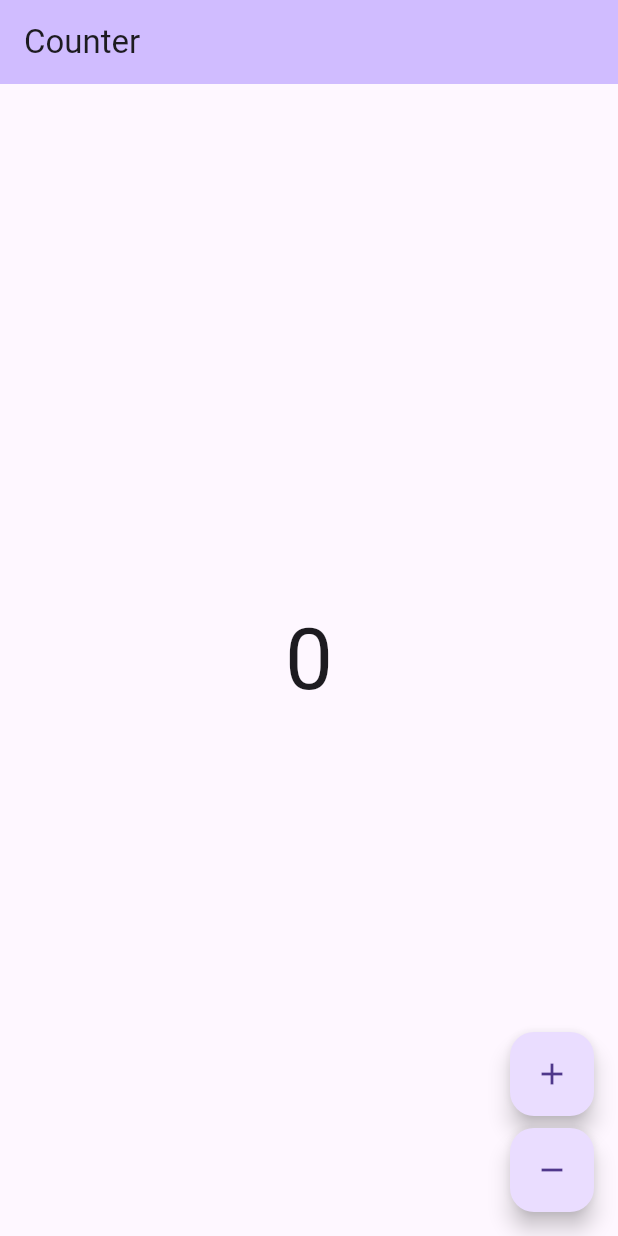
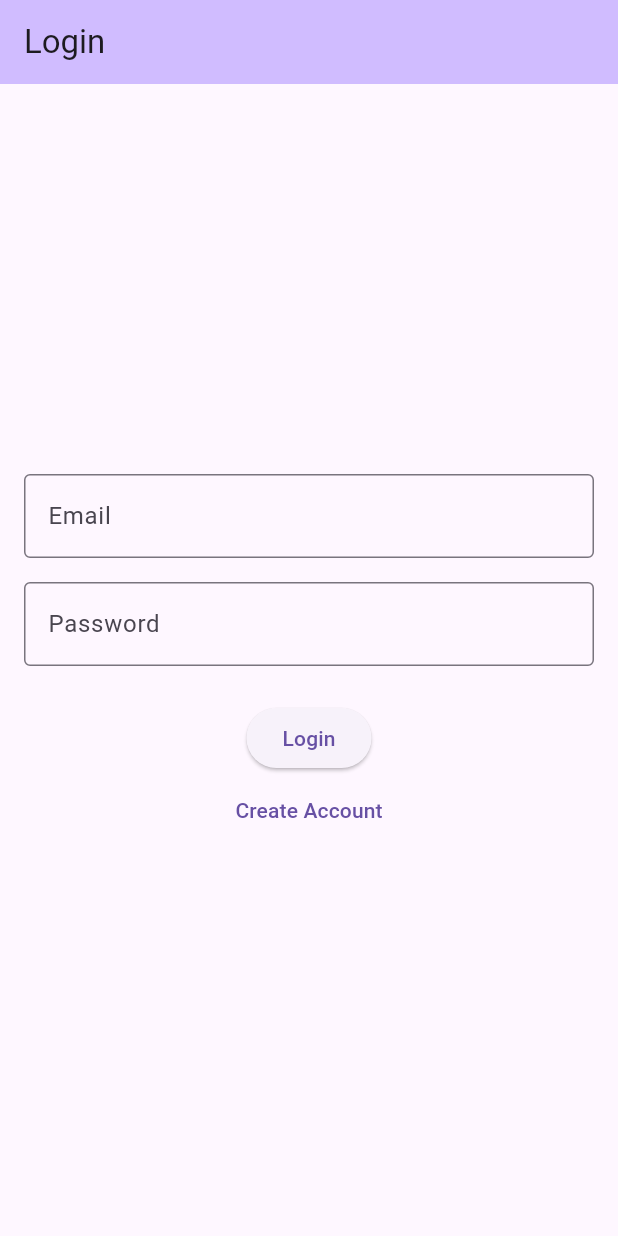
Before and after one commit to SlySlayer32/my_app, a Flutter app: the screen it shows after launch, on a phone screen of 412 x 824 dp. Run offline on Flutter 3.47's test engine with Material 3 defaults, Android fonts, the phone set to English and light mode, and no system bars; our stand-ins replace bloc, firebase_auth, firebase_core, flutter_bloc, freezed_annotation, get_it and 1 more; accounts and stored records are empty; generated files the repository leaves out were written again.

```diff
--- /dev/null
+++ b/devtools_options.yaml
@@ -0,0 +1,3 @@
+description: This file stores settings for Dart & Flutter DevTools.
+documentation: https://docs.flutter.dev/tools/devtools/extensions#configure-extension-enablement-states
+extensions:
--- a/lib/app/view/app.dart
+++ b/lib/app/view/app.dart
@@ -1,5 +1,8 @@
 import 'package:flutter/material.dart';
-import 'package:my_app/counter/counter.dart';
+import 'package:flutter_bloc/flutter_bloc.dart';
+import 'package:my_app/core/di/service_locator.dart';
+import 'package:my_app/core/router/app_router.dart';
+import 'package:my_app/features/authentication/presentation/cubit/auth_cubit.dart';
 import 'package:my_app/l10n/l10n.dart';
 
 class App extends StatelessWidget {
@@ -7,7 +10,9 @@ class App extends StatelessWidget {
 
   @override
   Widget build(BuildContext context) {
-    return MaterialApp(
+    return BlocProvider(
+      create: (context) => getIt<AuthCubit>(),
+      child: MaterialApp.router(
         theme: ThemeData(
           appBarTheme: AppBarTheme(
             backgroundColor: Theme.of(context).colorScheme.inversePrimary,
@@ -16,7 +21,8 @@ class App extends StatelessWidget {
         ),
         localizationsDelegates: AppLocalizations.localizationsDelegates,
         supportedLocales: AppLocalizations.supportedLocales,
-      home: const CounterPage(),
+        routerConfig: router,
+      ),
     );
   }
 }
--- /dev/null
+++ b/lib/core/router/app_router.dart
@@ -0,0 +1,37 @@
+import 'package:flutter/material.dart';
+import 'package:flutter_bloc/flutter_bloc.dart';
+import 'package:go_router/go_router.dart';
+import 'package:my_app/features/authentication/presentation/cubit/auth_cubit.dart';
+import 'package:my_app/features/authentication/presentation/view/login_page.dart';
+
+final router = GoRouter(
+  routes: [
+    GoRoute(
+      path: '/',
+      redirect: (context, state) async {
+        final authState = context.read<AuthCubit>().state;
+        return authState.maybeWhen(
+          authenticated: (_) => '/home',
+          orElse: () => '/login',
+        );
+      },
+    ),
+    GoRoute(
+      path: '/login',
+      builder: (context, state) => const LoginPage(),
+    ),
+    GoRoute(
+      path: '/home',
+      builder: (context, state) => const Scaffold(
+        body: Center(child: Text('Home')),
+      ),
+      redirect: (context, state) {
+        final authState = context.read<AuthCubit>().state;
+        return authState.maybeWhen(
+          unauthenticated: () => '/login',
+          orElse: () => null,
+        );
+      },
+    ),
+  ],
+);
--- /dev/null
+++ b/lib/features/authentication/authentication.dart
@@ -0,0 +1,3 @@
+// Feature index file for authentication
+export 'cubit/auth_cubit.dart';
+export 'view/login_page.dart';
--- /dev/null
+++ b/lib/features/authentication/data/repositories/firebase_auth_repository.dart
@@ -0,0 +1,64 @@
+import 'package:firebase_auth/firebase_auth.dart';
+import 'package:my_app/features/authentication/domain/repositories/auth_repository.dart';
+
+class FirebaseAuthRepository implements AuthRepository {
+  FirebaseAuthRepository({FirebaseAuth? firebaseAuth})
+      : _firebaseAuth = firebaseAuth ?? FirebaseAuth.instance;
+  final FirebaseAuth _firebaseAuth;
+
+  @override
+  Future<void> signInWithEmailAndPassword(String email, String password) async {
+    try {
+      await _firebaseAuth.signInWithEmailAndPassword(
+        email: email,
+        password: password,
+      );
+    } on FirebaseAuthException catch (e) {
+      throw _handleFirebaseAuthError(e);
+    }
+  }
+
+  @override
+  Future<void> signUpWithEmailAndPassword(String email, String password) async {
+    try {
+      await _firebaseAuth.createUserWithEmailAndPassword(
+        email: email,
+        password: password,
+      );
+    } on FirebaseAuthException catch (e) {
+      throw _handleFirebaseAuthError(e);
+    }
+  }
+
+  @override
+  Future<void> signOut() async {
+    await _firebaseAuth.signOut();
+  }
+
+  @override
+  String? getCurrentUserId() {
+    return _firebaseAuth.currentUser?.uid;
+  }
+
+  @override
+  Stream<bool> get authStateChanges {
+    return _firebaseAuth.authStateChanges().map((user) => user != null);
+  }
+
+  Exception _handleFirebaseAuthError(FirebaseAuthException e) {
+    switch (e.code) {
+      case 'user-not-found':
+        return Exception('No user found with this email.');
+      case 'wrong-password':
+        return Exception('Wrong password.');
+      case 'email-already-in-use':
+        return Exception('Email is already in use.');
+      case 'invalid-email':
+        return Exception('Invalid email address.');
+      case 'weak-password':
+        return Exception('Password is too weak.');
+      default:
+        return Exception('Authentication failed: ${e.message}');
+    }
+  }
+}
--- /dev/null
+++ b/lib/features/authentication/domain/models/auth_state.dart
@@ -0,0 +1,12 @@
+import 'package:freezed_annotation/freezed_annotation.dart';
+
+part 'auth_state.freezed.dart';
+
+@freezed
+class AuthState with _$AuthState {
+  const factory AuthState.initial() = _Initial;
+  const factory AuthState.authenticated(String uid) = _Authenticated;
+  const factory AuthState.unauthenticated() = _Unauthenticated;
+  const factory AuthState.loading() = _Loading;
+  const factory AuthState.error(String message) = _Error;
+}
--- /dev/null
+++ b/lib/features/authentication/domain/repositories/auth_repository.dart
@@ -0,0 +1,16 @@
+abstract class AuthRepository {
+  /// Sign in with email and password
+  Future<void> signInWithEmailAndPassword(String email, String password);
+
+  /// Sign up with email and password
+  Future<void> signUpWithEmailAndPassword(String email, String password);
+
+  /// Sign out the current user
+  Future<void> signOut();
+
+  /// Get the current user's ID
+  String? getCurrentUserId();
+
+  /// Stream of authentication state changes
+  Stream<bool> get authStateChanges;
+}
--- /dev/null
+++ b/lib/features/authentication/presentation/cubit/auth_cubit.dart
@@ -0,0 +1,56 @@
+import 'dart:async';
+import 'package:flutter_bloc/flutter_bloc.dart';
+import 'package:my_app/features/authentication/domain/models/auth_state.dart';
+import 'package:my_app/features/authentication/domain/repositories/auth_repository.dart';
+
+class AuthCubit extends Cubit<AuthState> {
+  AuthCubit(this._authRepository) : super(const AuthState.initial()) {
+    _authStateSubscription = _authRepository.authStateChanges.listen(
+      (isAuthenticated) {
+        if (isAuthenticated) {
+          final userId = _authRepository.getCurrentUserId();
+          if (userId != null) {
+            emit(AuthState.authenticated(userId));
+          }
+        } else {
+          emit(const AuthState.unauthenticated());
+        }
+      },
+    );
+  }
+  final AuthRepository _authRepository;
+  StreamSubscription<bool>? _authStateSubscription;
+
+  Future<void> signInWithEmailAndPassword(String email, String password) async {
+    try {
+      emit(const AuthState.loading());
+      await _authRepository.signInWithEmailAndPassword(email, password);
+    } catch (e) {
+      emit(AuthState.error(e.toString()));
+    }
+  }
+
+  Future<void> signUpWithEmailAndPassword(String email, String password) async {
+    try {
+      emit(const AuthState.loading());
+      await _authRepository.signUpWithEmailAndPassword(email, password);
+    } catch (e) {
+      emit(AuthState.error(e.toString()));
+    }
+  }
+
+  Future<void> signOut() async {
+    try {
+      emit(const AuthState.loading());
+      await _authRepository.signOut();
+    } catch (e) {
+      emit(AuthState.error(e.toString()));
+    }
+  }
+
+  @override
+  Future<void> close() {
+    _authStateSubscription?.cancel();
+    return super.close();
+  }
+}
--- /dev/null
+++ b/lib/features/authentication/presentation/view/login_page.dart
@@ -0,0 +1,116 @@
+import 'package:flutter/material.dart';
+import 'package:flutter_bloc/flutter_bloc.dart';
+import 'package:my_app/features/authentication/domain/models/auth_state.dart';
+import 'package:my_app/features/authentication/presentation/cubit/auth_cubit.dart';
+
+class LoginPage extends StatefulWidget {
+  const LoginPage({super.key});
+
+  @override
+  State<LoginPage> createState() => _LoginPageState();
+}
+
+class _LoginPageState extends State<LoginPage> {
+  final _emailController = TextEditingController();
+  final _passwordController = TextEditingController();
+  final _formKey = GlobalKey<FormState>();
+
+  @override
+  void dispose() {
+    _emailController.dispose();
+    _passwordController.dispose();
+    super.dispose();
+  }
+
+  @override
+  Widget build(BuildContext context) {
+    return Scaffold(
+      appBar: AppBar(title: const Text('Login')),
+      body: BlocConsumer<AuthCubit, AuthState>(
+        listener: (context, state) {
+          state.maybeWhen(
+            authenticated: (_) {
+              // Navigate to home page
+              // context.go('/home');
+            },
+            error: (message) {
+              ScaffoldMessenger.of(context).showSnackBar(
+                SnackBar(content: Text(message)),
+              );
+            },
+            orElse: () {},
+          );
+        },
+        builder: (context, state) {
+          return Padding(
+            padding: const EdgeInsets.all(16),
+            child: Form(
+              key: _formKey,
+              child: Column(
+                mainAxisAlignment: MainAxisAlignment.center,
+                children: [
+                  TextFormField(
+                    controller: _emailController,
+                    decoration: const InputDecoration(
+                      labelText: 'Email',
+                      border: OutlineInputBorder(),
+                    ),
+                    validator: (value) {
+                      if (value == null || value.isEmpty) {
+                        return 'Please enter your email';
+                      }
+                      return null;
+                    },
+                  ),
+                  const SizedBox(height: 16),
+                  TextFormField(
+                    controller: _passwordController,
+                    decoration: const InputDecoration(
+                      labelText: 'Password',
+                      border: OutlineInputBorder(),
+                    ),
+                    obscureText: true,
+                    validator: (value) {
+                      if (value == null || value.isEmpty) {
+                        return 'Please enter your password';
+                      }
+                      return null;
+                    },
+                  ),
+                  const SizedBox(height: 24),
+                  state.maybeWhen(
+                    loading: () => const CircularProgressIndicator(),
+                    orElse: () => Column(
+                      children: [
+                        ElevatedButton(
+                          onPressed: _handleLogin,
+                          child: const Text('Login'),
+                        ),
+                        TextButton(
+                          onPressed: () {
+                            // Navigate to signup page
+                            // context.go('/signup');
+                          },
+                          child: const Text('Create Account'),
+                        ),
+                      ],
+                    ),
+                  ),
+                ],
+              ),
+            ),
+          );
+        },
+      ),
+    );
+  }
+
+  void _handleLogin() {
+    if (_formKey.currentState?.validate() ?? false) {
+      context.read<AuthCubit>().signInWithEmailAndPassword(
+            _emailController.text,
+            _passwordController.text,
+          );
+    }
+  }
+}
--- /dev/null
+++ b/lib/features/image_marking/image_marking.dart
@@ -0,0 +1,3 @@
+// Feature index file for image marking
+export 'cubit/marking_cubit.dart';
+export 'view/marking_page.dart';
--- /dev/null
+++ b/lib/features/image_upload/image_upload.dart
@@ -0,0 +1,3 @@
+// Feature index file for image upload
+export 'cubit/upload_cubit.dart';
+export 'view/upload_page.dart';
```
Also changed, not shown: lib/core/di/service_locator.dart (added, +27 -0 lines), lib/main_development.dart (+11 -2 lines), lib/main_production.dart (+7 -2 lines), lib/main_staging.dart (+7 -2 lines), pubspec.yaml (+13 -0 lines), firebase.json (added), lib/features/authentication/domain/models/auth_state.freezed.dart (added), lib/firebase_options.dart (added), pubspec.lock, 134 other files. Lines whose indentation alone changed are shown as unchanged.
